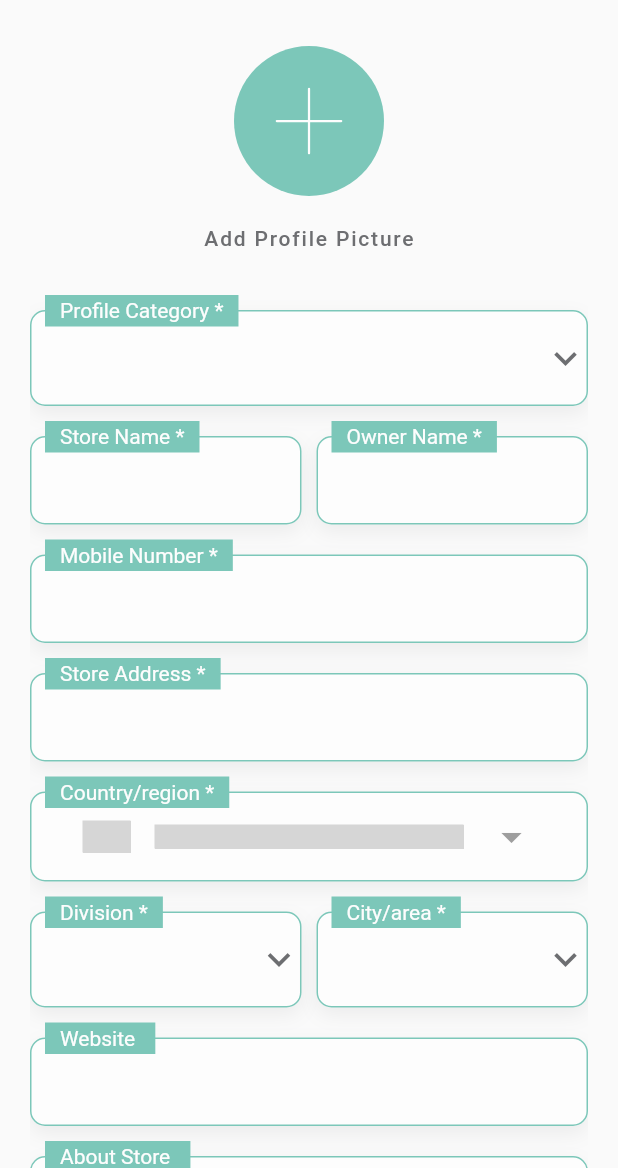
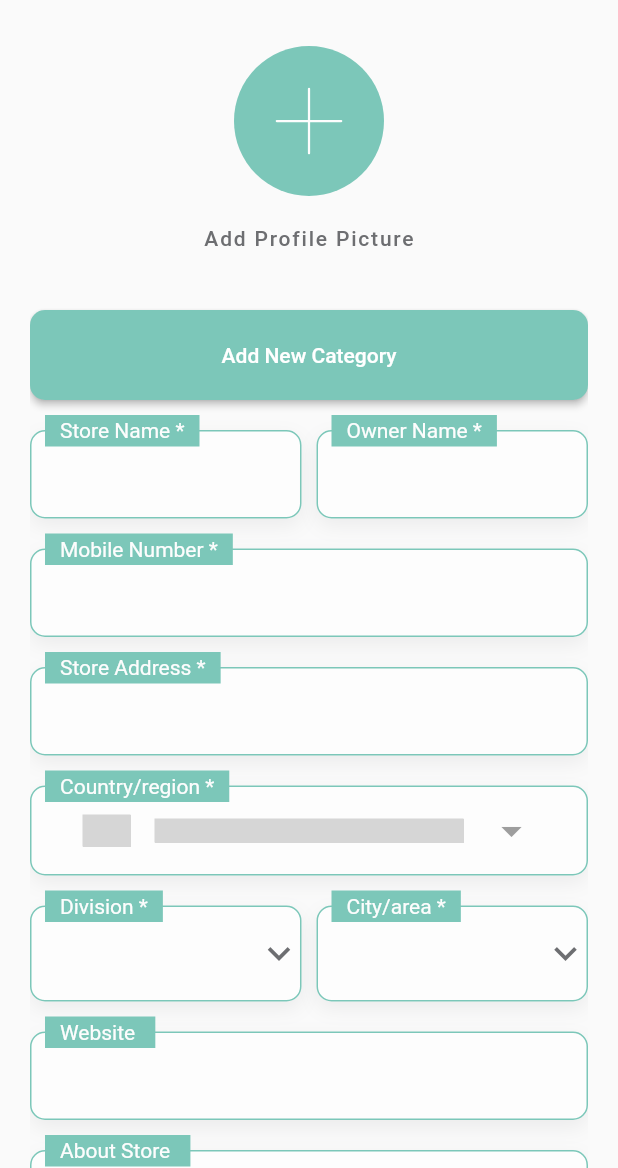
Before and after one commit to mdshadatrahman/customer_info_mobile_app, a Flutter app: the screen it shows after launch, after a tap on an icon or button, on a phone screen of 412 x 824 dp, the part 68-1236 px from its top. Run offline on Flutter 3.47's test engine with Material 2 defaults, Android fonts, the phone set to English and light mode, and no system bars; drawn by our look-alikes of country_code_picker; our stand-ins replace dio, flutter_svg, get; network calls fail; grey boxes are pictures that could not be loaded.

Commit message:
dont know what i am doing

```diff
--- a/lib/app/data/category_model.dart
+++ b/lib/app/data/category_model.dart
@@ -1,19 +1,16 @@
 class CategoryModel {
-  final String? id;
-  final String? title;
-  final String? subtitle;
+  final int? id;
+  final String? categoryName;
 
   CategoryModel({
     this.id,
-    this.title,
-    this.subtitle,
+    this.categoryName,
   });
 
   factory CategoryModel.fromJson(Map<String, dynamic> json) {
     return CategoryModel(
       id: json['id'],
-      title: json['title'],
-      subtitle: json['subtitle'],
+      categoryName: json['category_name'],
     );
   }
 }
--- a/lib/app/modules/add_profile/components/custom_dropdown.dart
+++ b/lib/app/modules/add_profile/components/custom_dropdown.dart
@@ -51,13 +51,7 @@ class CustomDropDown extends StatelessWidget {
               color: AppColors.textColor,
               size: 30,
             ),
-            items: List.generate(
-              customCategory != null ? customCategory!.length : categoryModel.length,
-              (index) => DropdownMenuItem(
-                value: customCategory != null ? customCategory![index] : categoryModel[index].title!,
-                child: Text(customCategory != null ? customCategory![index] : categoryModel[index].title!),
-              ),
-            ),
+            items: customCategory != null ? listGenerate() : listGenerateForCategory(),
             onChanged: (value) {
               //TODO controller.category.value = value.toString();
             },
@@ -84,4 +78,29 @@ class CustomDropDown extends StatelessWidget {
       ),
     );
   }
+
+  List<DropdownMenuItem<String>> listGenerate() {
+    return List.generate(
+      customCategory!.length,
+      (index) => DropdownMenuItem(
+        value: customCategory![index],
+        child: Text(customCategory![index]),
+      ),
+    );
+  }
+
+  List<DropdownMenuItem<String>> listGenerateForCategory() {
+    return List.generate(
+      categoryModel.length,
+      (index) => categoryModel.length == index + 1
+          ? const DropdownMenuItem(
+              value: 'add',
+              child: Text('add'),
+            )
+          : DropdownMenuItem(
+              value: categoryModel[index].categoryName!,
+              child: Text(categoryModel[index].categoryName!),
+            ),
+    );
+  }
 }
--- a/lib/app/modules/add_profile/views/add_profile_view.dart
+++ b/lib/app/modules/add_profile/views/add_profile_view.dart
@@ -1,3 +1,4 @@
+import 'package:customer_info/app/modules/add_profile/components/add_category_dialog.dart';
 import 'package:customer_info/app/modules/add_profile/components/custom_dropdown.dart';
 import 'package:customer_info/app/modules/add_profile/components/custom_dropdown_with_flag.dart';
 import 'package:customer_info/app/modules/add_profile/components/custom_textfield.dart';
@@ -98,10 +99,32 @@ class AddProfileView extends GetView<AddProfileController> {
                 //Categories dropdown
                 const SizedBox(height: 20),
                 const SizedBox(height: 20),
-                CustomDropDown(
-                  title: 'Profile Category',
-                  categoryModel: controller.homeController.categoryModel,
-                ),
+                controller.homeController.categoryModel.isEmpty
+                    ? Center(
+                        child: SizedBox(
+                          width: double.infinity,
+                          height: 60,
+                          child: ElevatedButton(
+                            onPressed: () {
+                              showDialog(
+                                context: context,
+                                builder: (context) => const AddNewCategory(),
+                              );
+                            },
+                            style: ElevatedButton.styleFrom(
+                              backgroundColor: AppColors.primaryColor,
+                              shape: RoundedRectangleBorder(
+                                borderRadius: BorderRadius.circular(10),
+                              ),
+                            ),
+                            child: const Text('Add New Category'),
+                          ),
+                        ),
+                      )
+                    : CustomDropDown(
+                        title: 'Profile Category',
+                        categoryModel: controller.homeController.categoryModel,
+                      ),
 
                 const SizedBox(height: 20),
                 Row(
--- a/lib/app/modules/contacts/components/custom_dropdown.dart
+++ b/lib/app/modules/contacts/components/custom_dropdown.dart
@@ -42,10 +42,10 @@ class CustomDropDown extends StatelessWidget {
           items: List.generate(
             customCategory != null ? customCategory!.length : categoryModel.length,
             (index) => DropdownMenuItem(
-              value: customCategory != null ? customCategory![index] : categoryModel[index].title!,
+              value: customCategory != null ? customCategory![index] : categoryModel[index].categoryName!,
               child: Padding(
                 padding: const EdgeInsets.only(left: 20),
-                child: Text(customCategory != null ? customCategory![index] : categoryModel[index].title!),
+                child: Text(customCategory != null ? customCategory![index] : categoryModel[index].categoryName!),
               ),
             ),
           ),
--- a/lib/app/modules/home/components/category_view.dart
+++ b/lib/app/modules/home/components/category_view.dart
@@ -46,22 +46,22 @@ class CategoryView extends StatelessWidget {
                   crossAxisAlignment: CrossAxisAlignment.start,
                   children: [
                     Text(
-                      categoryModel.title!,
+                      categoryModel.categoryName!,
                       style: const TextStyle(
                         color: AppColors.white,
                         fontSize: 16,
                         fontWeight: FontWeight.w600,
                       ),
                     ),
-                    const SizedBox(height: 5),
-                    Text(
-                      categoryModel.subtitle!,
-                      style: const TextStyle(
-                        color: AppColors.white,
-                        fontSize: 14,
-                        fontWeight: FontWeight.w400,
-                      ),
-                    ),
+                    // const SizedBox(height: 5),
+                    // Text(
+                    //   categoryModel.subtitle!,
+                    //   style: const TextStyle(
+                    //     color: AppColors.white,
+                    //     fontSize: 14,
+                    //     fontWeight: FontWeight.w400,
+                    //   ),
+                    // ),
                   ],
                 ),
               ],
--- a/lib/app/modules/home/controllers/home_controller.dart
+++ b/lib/app/modules/home/controllers/home_controller.dart
@@ -1,5 +1,6 @@
 import 'dart:convert';
 import 'package:customer_info/app/data/category_model.dart';
+import 'package:customer_info/app/network/api_client.dart';
 import 'package:flutter/services.dart';
 import 'package:get/get.dart';
 import 'dart:developer' as developer show log;
@@ -10,16 +11,39 @@ class HomeController extends GetxController {
   @override
   onInit() {
     super.onInit();
-    readCategoryData();
+    // readCategoryData();
+    getAllCategory();
   }
 
-  Future<void> readCategoryData() async {
-    final loadedData = await rootBundle.loadString('assets/category_data.json');
-    final response = await json.decode(loadedData);
+  // get all category
+  Future<void> getAllCategory() async {
+    final response = await ApiClient().request(Request.GET, 'category');
     categoryModel.value = List<CategoryModel>.from(
-      response.map(
+      response.data.map(
         (x) => CategoryModel.fromJson(x),
       ),
     );
+    developer.log('categoryModel.value: $categoryModel', name: 'getAllCategory');
   }
+
+  //create category
+  Future<void> createCategory(String name) async {
+    final response = await ApiClient().request(Request.POST, 'category', data: {'category_name': name});
+    categoryModel.value = List<CategoryModel>.from(
+      response.data.map(
+        (x) => CategoryModel.fromJson(x),
+      ),
+    );
+    developer.log('categoryModel.value: $categoryModel', name: 'createCategory');
+  }
+
+  // Future<void> readCategoryData() async {
+  //   final loadedData = await rootBundle.loadString('assets/category_data.json');
+  //   final response = await json.decode(loadedData);
+  //   categoryModel.value = List<CategoryModel>.from(
+  //     response.map(
+  //       (x) => CategoryModel.fromJson(x),
+  //     ),
+  //   );
+  // }
 }
--- /dev/null
+++ b/lib/app/network/api_client.dart
@@ -0,0 +1,35 @@
+// ignore_for_file: constant_identifier_names
+
+import 'package:dio/dio.dart';
+import 'dart:developer' as developer show log;
+
+enum Request { GET, POST, PUT, DELETE, PATCH }
+
+class ApiClient {
+  final Dio _dio = Dio();
+
+  final String _baseUrl = 'http://10.0.2.2:3001';
+
+  Future<Response> request(
+    Request request,
+    String path, {
+    int? id,
+    Map<String, dynamic>? data,
+  }) async {
+    final String url = '$_baseUrl/$path${id?.toString() ?? ''}';
+    developer.log('url: $url', name: 'ApiClient');
+
+    switch (request) {
+      case Request.GET:
+        return await _dio.get(url);
+      case Request.POST:
+        return await _dio.post(url, data: data);
+      case Request.PUT:
+        return await _dio.put(url);
+      case Request.DELETE:
+        return await _dio.delete(url);
+      case Request.PATCH:
+        return await _dio.patch(url, data: data);
+    }
+  }
+}
--- a/pubspec.yaml
+++ b/pubspec.yaml
@@ -12,6 +12,7 @@ dependencies:
     sdk: flutter
   flutter_svg: ^2.0.4
   country_code_picker: ^3.0.0
+  dio: ^5.0.3
 
 dev_dependencies:
   flutter_lints: 2.0.1
```
Also changed, not shown: lib/app/modules/add_profile/components/add_category_dialog.dart (added, +71 -0 lines), pubspec.lock.
